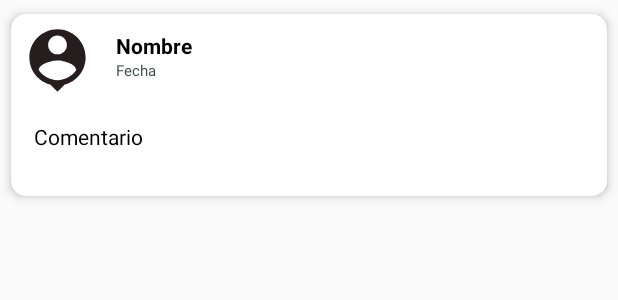
After one commit to rey4800/App-Restaurant-IGF, an Android app: the layout item_comentarios.xml on its own in the app's theme, with its tools: preview values and no code run, on a phone screen of 412 x 824 dp. The commit adds this screen. Shown: the top 300 px of the screen. Run offline under Robolectric (Android 15) with nearby library versions, the phone set to English and light mode, and no system bars.

Commit message:
Disenio de comentarios terminado

```diff
--- a/app/build.gradle
+++ b/app/build.gradle
@@ -79,5 +79,6 @@ dependencies {
     //Para recyclerview
     implementation 'androidx.recyclerview:recyclerview:1.2.1'
     implementation 'androidx.cardview:cardview:1.0.0'
+    implementation 'de.hdodenhof:circleimageview:3.0.1'
 
 }
--- /dev/null
+++ b/app/src/main/res/drawable/ic_person.xml
@@ -0,0 +1,5 @@
+<vector android:height="24dp" android:tint="#261E1E"
+    android:viewportHeight="24" android:viewportWidth="24"
+    android:width="24dp" xmlns:android="http://schemas.android.com/apk/res/android">
+    <path android:fillColor="@android:color/white" android:pathData="M12,2c-4.97,0 -9,4.03 -9,9 0,4.17 2.84,7.67 6.69,8.69L12,22l2.31,-2.31C18.16,18.67 21,15.17 21,11c0,-4.97 -4.03,-9 -9,-9zM12,4c1.66,0 3,1.34 3,3s-1.34,3 -3,3 -3,-1.34 -3,-3 1.34,-3 3,-3zM12,18.3c-2.5,0 -4.71,-1.28 -6,-3.22 0.03,-1.99 4,-3.08 6,-3.08 1.99,0 5.97,1.09 6,3.08 -1.29,1.94 -3.5,3.22 -6,3.22z"/>
+</vector>
--- /dev/null
+++ b/app/src/main/res/layout/item_comentarios.xml
@@ -0,0 +1,67 @@
+<?xml version="1.0" encoding="utf-8"?>
+<androidx.cardview.widget.CardView xmlns:android="http://schemas.android.com/apk/res/android"
+    xmlns:app="http://schemas.android.com/apk/res-auto"
+    android:id="@+id/item"
+    android:layout_height="wrap_content"
+    android:layout_width="match_parent"
+    android:animateLayoutChanges="true"
+    app:cardCornerRadius="10dp"
+    app:cardElevation="4dp"
+    app:cardUseCompatPadding="true">
+
+    <LinearLayout
+        android:layout_width="match_parent"
+        android:layout_height="wrap_content"
+        android:animateLayoutChanges="true"
+        android:orientation="vertical">
+
+        <LinearLayout
+            android:layout_width="match_parent"
+            android:layout_height="match_parent"
+            android:orientation="horizontal"
+            android:padding="6dp">
+
+            <ImageView
+                android:layout_width="50dp"
+                android:layout_height="50dp"
+                android:id="@+id/btnEnviar"
+                android:src="@drawable/ic_person"
+                android:layout_weight="0" />
+
+            <LinearLayout
+                android:layout_width="match_parent"
+                android:layout_height="wrap_content"
+                android:orientation="vertical">
+
+            <TextView
+                android:id="@+id/tvNombre"
+                android:textStyle="bold"
+                android:textColor="@color/black"
+                android:layout_width="wrap_content"
+                android:layout_height="wrap_content"
+                android:layout_marginTop="5dp"
+                android:layout_marginStart="14dp"
+                android:text="Nombre" />
+
+            <TextView
+                android:id="@+id/tvFecha"
+                android:textColor="@color/lightblack2"
+                android:layout_width="wrap_content"
+                android:layout_height="wrap_content"
+                android:layout_marginStart="14dp"
+                android:textSize="10sp"
+                android:text="Fecha" />
+            </LinearLayout>
+        </LinearLayout>
+
+        <TextView
+            android:id="@+id/tvComentario"
+            android:layout_width="wrap_content"
+            android:layout_height="wrap_content"
+            android:layout_marginStart="15dp"
+            android:layout_marginTop="10dp"
+            android:textColor="@color/black"
+            android:layout_marginBottom="30dp"
+            android:text="Comentario" />
+    </LinearLayout>
+</androidx.cardview.widget.CardView>
--- a/app/src/main/res/values/colors.xml
+++ b/app/src/main/res/values/colors.xml
@@ -14,4 +14,9 @@
     <color name="white2">#DCD7C9</color>
     <color name="banner_background"></color>
     <color name="colorAccent">#272727</color>
+
+    <color name="overlay_dark_10">#1A000000</color>
+    <color name="blue">#344ff4</color>
+    <color name="gray">#8f8f8f</color>
+    <color name="overlay_dark_20">#33000000</color>
 </resources>
```
Also changed, not shown: app/src/main/AndroidManifest.xml (+6 -4 lines), app/src/main/java/com/example/app_restaurant/CommentActivity.java (added, +16 -0 lines), app/src/main/res/drawable/ic_send.xml (added, +11 -0 lines), app/src/main/res/layout/activity_comment.xml (added, +77 -0 lines).
